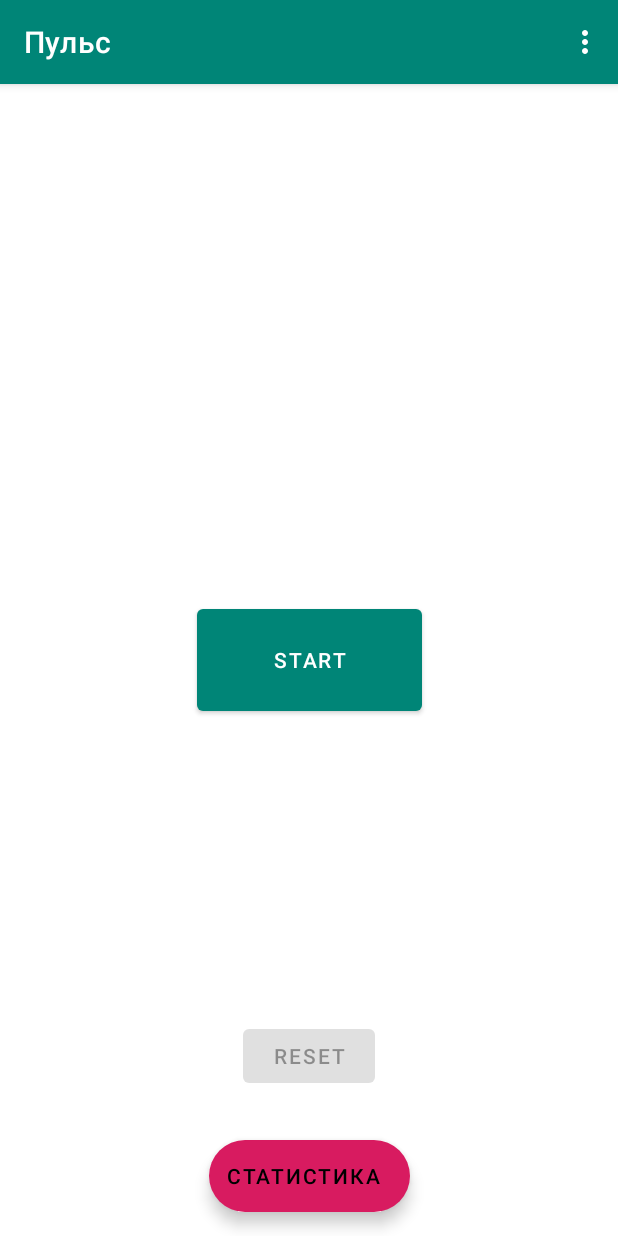
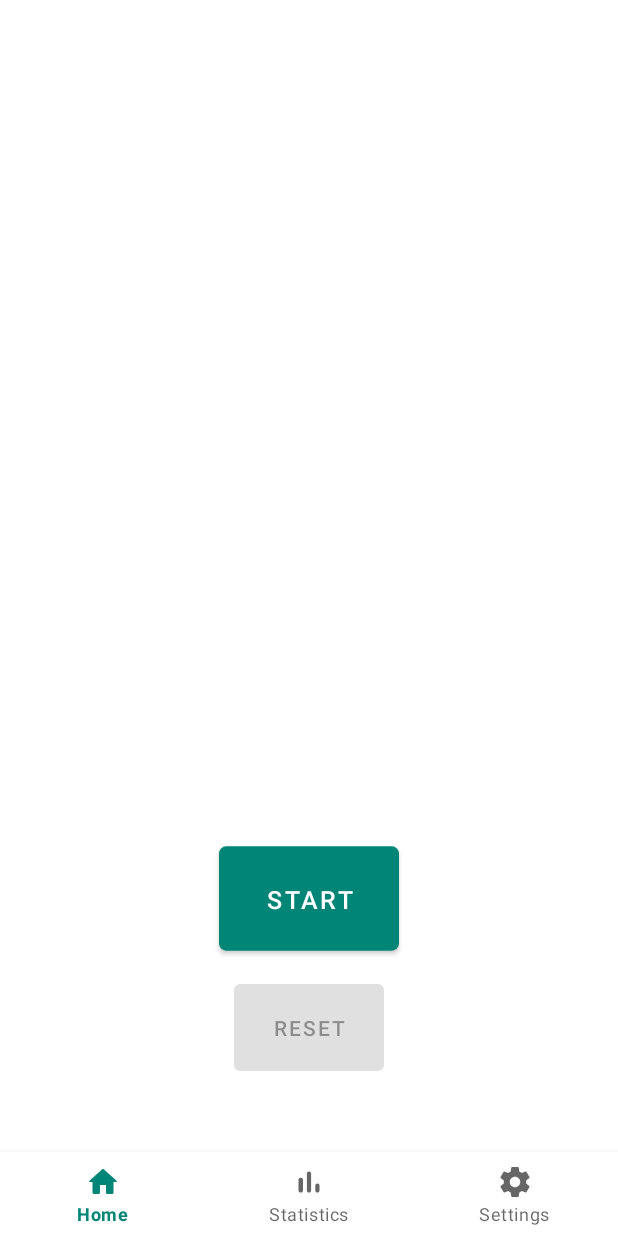
Before and after one commit to jonlik2/MorningHeartRate, an Android app: the screen it shows after launch (MainActivity), on a phone screen of 412 x 824 dp. Run offline under Robolectric (Android 15) with nearby library versions, the light colour scheme and no system bars; our stand-ins replace Room's generated code, Timber, data binding; 1 statement that could not run was skipped.

Commit message:
Impl. bottom navigation

```diff
--- a/app/src/main/java/com/jonliapps/morningheartratemonitor/MainActivity.kt
+++ b/app/src/main/java/com/jonliapps/morningheartratemonitor/MainActivity.kt
@@ -1,51 +1,59 @@
 package com.jonliapps.morningheartratemonitor
 
 import android.os.Bundle
-import com.google.android.material.snackbar.Snackbar
+import android.os.Handler
+import android.view.View
+import android.widget.CursorAdapter
+import android.widget.Toast
 import androidx.appcompat.app.AppCompatActivity
-import android.view.Menu
-import android.view.MenuItem
-import androidx.appcompat.widget.Toolbar
 import androidx.navigation.NavController
 import androidx.navigation.findNavController
-import androidx.navigation.ui.setupWithNavController
-
-import kotlinx.android.synthetic.main.activity_main.*
+import com.google.android.material.bottomnavigation.BottomNavigationView
+import com.google.android.material.snackbar.Snackbar
 
 class MainActivity : AppCompatActivity() {
 
-    private lateinit var toolbar: Toolbar
     private lateinit var navController: NavController
+
+    private var pressedTime = 0L
 
     override fun onCreate(savedInstanceState: Bundle?) {
         super.onCreate(savedInstanceState)
         setContentView(R.layout.activity_main)
         navController = findNavController(R.id.nav_host_fragment)
-        configureToolbar()
+        configureBottomNavigation()
     }
 
-    override fun onCreateOptionsMenu(menu: Menu): Boolean {
-        menuInflater.inflate(R.menu.menu_main, menu)
-        return true
+    override fun onBackPressed() {
+        if (pressedTime + 2000 > System.currentTimeMillis()) {
+            super.onBackPressed()
+            finish()
+        } else {
+            /*val contextView = findViewById<View>(R.id.rootLayout)
+            Snackbar.make(contextView, "Press BACK again to exit", Snackbar.LENGTH_SHORT)*/
+            Toast.makeText(this, "Press BACK again to exit", Toast.LENGTH_SHORT).show()
+        }
+        pressedTime = System.currentTimeMillis()
     }
 
-    override fun onOptionsItemSelected(item: MenuItem): Boolean {
-        return when (item.itemId) {
-            R.id.action_settings -> {
-                navController.navigate(R.id.settingsFragment)
-                true
+    private fun configureBottomNavigation() {
+        val bottomNavigationView = findViewById<BottomNavigationView>(R.id.bottom_navigation)
+        bottomNavigationView.setOnNavigationItemSelectedListener { item ->
+            when (item.itemId) {
+                R.id.bottom_home -> {
+                    navController.navigate(R.id.mainFragment)
+                    true
+                }
+                R.id.bottom_stat -> {
+                    navController.navigate(R.id.statisticsFragment)
+                    true
+                }
+                R.id.bottom_settings -> {
+                    navController.navigate(R.id.settingsFragment)
+                    true
+                }
+                else -> false
             }
-            else -> super.onOptionsItemSelected(item)
         }
     }
-
-    override fun onSupportNavigateUp(): Boolean {
-        return super.onSupportNavigateUp()
-    }
-
-    private fun configureToolbar() {
-        toolbar = findViewById(R.id.toolbar)
-        setSupportActionBar(toolbar)
-        toolbar.setupWithNavController(navController)
-    }
 }
--- a/app/src/main/java/com/jonliapps/morningheartratemonitor/MainFragment.kt
+++ b/app/src/main/java/com/jonliapps/morningheartratemonitor/MainFragment.kt
@@ -9,7 +9,6 @@ import android.view.View
 import android.view.ViewGroup
 import androidx.databinding.DataBindingUtil
 import androidx.fragment.app.Fragment
-import androidx.lifecycle.Observer
 import androidx.navigation.fragment.findNavController
 import androidx.preference.PreferenceManager
 import com.jonliapps.morningheartratemonitor.databinding.FragmentMainBinding
@@ -34,7 +33,6 @@ class MainFragment : Fragment(), SharedPreferences.OnSharedPreferenceChangeListe
 
         configureBinding(inflater, container)
         configureMediaPlayer()
-        configureFab()
         configureButtons()
         observeWorkState()
 
@@ -60,12 +58,6 @@ class MainFragment : Fragment(), SharedPreferences.OnSharedPreferenceChangeListe
         binding = DataBindingUtil.inflate(inflater, R.layout.fragment_main, container, false)
         binding.viewModel = mainViewModel
         binding.lifecycleOwner = this
-    }
-
-    private fun configureFab() {
-        binding.fabStatistics.setOnClickListener {
-            findNavController().navigate(R.id.statisticsFragment)
-        }
     }
 
     private fun configureButtons() {
--- /dev/null
+++ b/app/src/main/res/drawable/ic_round_bar_chart_24.xml
@@ -0,0 +1,10 @@
+<vector xmlns:android="http://schemas.android.com/apk/res/android"
+    android:width="24dp"
+    android:height="24dp"
+    android:viewportWidth="24"
+    android:viewportHeight="24"
+    android:tint="?attr/colorControlNormal">
+  <path
+      android:fillColor="@android:color/white"
+      android:pathData="M6.4,9.2h0.2c0.77,0 1.4,0.63 1.4,1.4v7c0,0.77 -0.63,1.4 -1.4,1.4h-0.2c-0.77,0 -1.4,-0.63 -1.4,-1.4v-7c0,-0.77 0.63,-1.4 1.4,-1.4zM12,5c0.77,0 1.4,0.63 1.4,1.4v11.2c0,0.77 -0.63,1.4 -1.4,1.4 -0.77,0 -1.4,-0.63 -1.4,-1.4L10.6,6.4c0,-0.77 0.63,-1.4 1.4,-1.4zM17.6,13c0.77,0 1.4,0.63 1.4,1.4v3.2c0,0.77 -0.63,1.4 -1.4,1.4 -0.77,0 -1.4,-0.63 -1.4,-1.4v-3.2c0,-0.77 0.63,-1.4 1.4,-1.4z"/>
+</vector>
--- /dev/null
+++ b/app/src/main/res/drawable/ic_round_home_24.xml
@@ -0,0 +1,10 @@
+<vector xmlns:android="http://schemas.android.com/apk/res/android"
+    android:width="24dp"
+    android:height="24dp"
+    android:viewportWidth="24"
+    android:viewportHeight="24"
+    android:tint="?attr/colorControlNormal">
+  <path
+      android:fillColor="@android:color/white"
+      android:pathData="M10,19v-5h4v5c0,0.55 0.45,1 1,1h3c0.55,0 1,-0.45 1,-1v-7h1.7c0.46,0 0.68,-0.57 0.33,-0.87L12.67,3.6c-0.38,-0.34 -0.96,-0.34 -1.34,0l-8.36,7.53c-0.34,0.3 -0.13,0.87 0.33,0.87H5v7c0,0.55 0.45,1 1,1h3c0.55,0 1,-0.45 1,-1z"/>
+</vector>
--- /dev/null
+++ b/app/src/main/res/drawable/ic_round_settings_24.xml
@@ -0,0 +1,10 @@
+<vector xmlns:android="http://schemas.android.com/apk/res/android"
+    android:width="24dp"
+    android:height="24dp"
+    android:viewportWidth="24"
+    android:viewportHeight="24"
+    android:tint="?attr/colorControlNormal">
+  <path
+      android:fillColor="@android:color/white"
+      android:pathData="M19.43,12.98c0.04,-0.32 0.07,-0.64 0.07,-0.98s-0.03,-0.66 -0.07,-0.98l2.11,-1.65c0.19,-0.15 0.24,-0.42 0.12,-0.64l-2,-3.46c-0.12,-0.22 -0.39,-0.3 -0.61,-0.22l-2.49,1c-0.52,-0.4 -1.08,-0.73 -1.69,-0.98l-0.38,-2.65C14.46,2.18 14.25,2 14,2h-4c-0.25,0 -0.46,0.18 -0.49,0.42l-0.38,2.65c-0.61,0.25 -1.17,0.59 -1.69,0.98l-2.49,-1c-0.23,-0.09 -0.49,0 -0.61,0.22l-2,3.46c-0.13,0.22 -0.07,0.49 0.12,0.64l2.11,1.65c-0.04,0.32 -0.07,0.65 -0.07,0.98s0.03,0.66 0.07,0.98l-2.11,1.65c-0.19,0.15 -0.24,0.42 -0.12,0.64l2,3.46c0.12,0.22 0.39,0.3 0.61,0.22l2.49,-1c0.52,0.4 1.08,0.73 1.69,0.98l0.38,2.65c0.03,0.24 0.24,0.42 0.49,0.42h4c0.25,0 0.46,-0.18 0.49,-0.42l0.38,-2.65c0.61,-0.25 1.17,-0.59 1.69,-0.98l2.49,1c0.23,0.09 0.49,0 0.61,-0.22l2,-3.46c0.12,-0.22 0.07,-0.49 -0.12,-0.64l-2.11,-1.65zM12,15.5c-1.93,0 -3.5,-1.57 -3.5,-3.5s1.57,-3.5 3.5,-3.5 3.5,1.57 3.5,3.5 -1.57,3.5 -3.5,3.5z"/>
+</vector>
--- a/app/src/main/res/layout/activity_main.xml
+++ b/app/src/main/res/layout/activity_main.xml
@@ -1,26 +1,30 @@
 <?xml version="1.0" encoding="utf-8"?>
-<androidx.coordinatorlayout.widget.CoordinatorLayout xmlns:android="http://schemas.android.com/apk/res/android"
+<androidx.constraintlayout.widget.ConstraintLayout
+    xmlns:android="http://schemas.android.com/apk/res/android"
     xmlns:app="http://schemas.android.com/apk/res-auto"
     xmlns:tools="http://schemas.android.com/tools"
+    android:id="@+id/rootLayout"
     android:layout_width="match_parent"
     android:layout_height="match_parent"
     tools:context=".MainActivity">
 
-    <com.google.android.material.appbar.AppBarLayout
-        android:layout_width="match_parent"
+    <include
+        android:id="@+id/include"
+        layout="@layout/content_main"
+        android:layout_width="0dp"
+        android:layout_height="0dp"
+        app:layout_constraintBottom_toTopOf="@id/bottom_navigation"
+        app:layout_constraintEnd_toEndOf="parent"
+        app:layout_constraintStart_toStartOf="parent"
+        app:layout_constraintTop_toTopOf="parent" />
+
+    <com.google.android.material.bottomnavigation.BottomNavigationView
+        android:id="@+id/bottom_navigation"
+        android:layout_width="wrap_content"
         android:layout_height="wrap_content"
-        android:theme="@style/AppTheme.AppBarOverlay">
+        app:layout_constraintBottom_toBottomOf="parent"
+        app:layout_constraintEnd_toEndOf="parent"
+        app:layout_constraintStart_toStartOf="parent"
+        app:menu="@menu/bottom_menu" />
 
-        <androidx.appcompat.widget.Toolbar
-            android:id="@+id/toolbar"
-            android:layout_width="match_parent"
-            android:layout_height="?attr/actionBarSize"
-            android:background="?attr/colorPrimary"
-            app:title="Main"
-            app:popupTheme="@style/AppTheme.PopupOverlay" />
-
-    </com.google.android.material.appbar.AppBarLayout>
-
-    <include layout="@layout/content_main" />
-
-</androidx.coordinatorlayout.widget.CoordinatorLayout>
+</androidx.constraintlayout.widget.ConstraintLayout>
--- a/app/src/main/res/layout/content_main.xml
+++ b/app/src/main/res/layout/content_main.xml
@@ -1,5 +1,6 @@
 <?xml version="1.0" encoding="utf-8"?>
-<androidx.constraintlayout.widget.ConstraintLayout xmlns:android="http://schemas.android.com/apk/res/android"
+<androidx.constraintlayout.widget.ConstraintLayout
+    xmlns:android="http://schemas.android.com/apk/res/android"
     xmlns:app="http://schemas.android.com/apk/res-auto"
     xmlns:tools="http://schemas.android.com/tools"
     android:layout_width="match_parent"
--- a/app/src/main/res/layout/fragment_main.xml
+++ b/app/src/main/res/layout/fragment_main.xml
@@ -17,24 +17,12 @@
         app:layoutDescription="@xml/fragment_main_scene"
         tools:context=".MainFragment">
 
-        <com.google.android.material.floatingactionbutton.ExtendedFloatingActionButton
-            android:id="@+id/fab_statistics"
-            android:layout_width="wrap_content"
-            android:layout_height="wrap_content"
-            android:layout_marginBottom="16dp"
-            android:contentDescription="@string/statistics"
-            android:text="@string/statistics"
-            app:backgroundTint="@color/colorAccent"
-            app:layout_constraintBottom_toBottomOf="parent"
-            app:layout_constraintEnd_toEndOf="parent"
-            app:layout_constraintStart_toStartOf="parent" />
-
         <Button
             android:id="@+id/btn_start"
             android:layout_width="200dp"
             android:layout_height="80dp"
+            android:enabled="@{viewModel.state.equals(WorkState.START)}"
             android:text="@string/start"
-            android:enabled="@{viewModel.state.equals(WorkState.START)}"
             app:layout_constraintBottom_toBottomOf="parent"
             app:layout_constraintEnd_toEndOf="parent"
             app:layout_constraintStart_toStartOf="parent"
@@ -44,11 +32,13 @@
             android:id="@+id/tv_time"
             android:layout_width="wrap_content"
             android:layout_height="wrap_content"
+            android:layout_marginTop="160dp"
             android:text="@{viewModel.currentTimeString}"
-            android:textSize="44sp"
-            app:layout_constraintBottom_toTopOf="@id/btn_start"
+            android:textSize="64sp"
             app:layout_constraintEnd_toEndOf="parent"
-            app:layout_constraintStart_toStartOf="parent" />
+            app:layout_constraintHorizontal_bias="0.5"
+            app:layout_constraintStart_toStartOf="parent"
+            app:layout_constraintTop_toTopOf="parent" />
 
         <Button
             android:id="@+id/btn_reset"
--- /dev/null
+++ b/app/src/main/res/menu/bottom_menu.xml
@@ -0,0 +1,18 @@
+<?xml version="1.0" encoding="utf-8"?>
+<menu xmlns:android="http://schemas.android.com/apk/res/android">
+    <item
+        android:id="@+id/bottom_home"
+        android:enabled="true"
+        android:icon="@drawable/ic_round_home_24"
+        android:title="Home" />
+    <item
+        android:id="@+id/bottom_stat"
+        android:enabled="true"
+        android:icon="@drawable/ic_round_bar_chart_24"
+        android:title="Statistics" />
+    <item
+        android:id="@+id/bottom_settings"
+        android:enabled="true"
+        android:icon="@drawable/ic_round_settings_24"
+        android:title="Settings" />
+</menu>
--- a/app/src/main/res/mipmap-anydpi-v26/ic_launcher_round.xml
+++ b/app/src/main/res/mipmap-anydpi-v26/ic_launcher_round.xml
@@ -1,5 +1,5 @@
 <?xml version="1.0" encoding="utf-8"?>
 <adaptive-icon xmlns:android="http://schemas.android.com/apk/res/android">
     <background android:drawable="@drawable/ic_launcher_background" />
-    <foreground android:drawable="@drawable/ic_launcher_foreground" />
+    <foreground android:drawable="@drawable/ic_launcher_background" />
 </adaptive-icon>
--- a/app/src/main/res/xml/fragment_main_scene.xml
+++ b/app/src/main/res/xml/fragment_main_scene.xml
@@ -6,7 +6,7 @@
     <Transition
         motion:constraintSetEnd="@+id/end"
         motion:constraintSetStart="@id/start"
-        motion:duration="1000"
+        motion:duration="300"
         motion:autoTransition="none"
         motion:motionInterpolator="easeOut">
        <KeyFrameSet>
@@ -16,14 +16,14 @@
     <ConstraintSet android:id="@+id/start">
         <Constraint
             android:id="@+id/btn_start"
-            android:layout_width="150dp"
-            android:layout_height="80dp"
-            android:scaleX="1.0"
-            android:scaleY="1.0"
-            motion:layout_constraintBottom_toBottomOf="parent"
+            android:layout_width="100dp"
+            android:layout_height="70dp"
+            android:scaleX="1.2"
+            android:scaleY="1.2"
             motion:layout_constraintEnd_toEndOf="parent"
             motion:layout_constraintStart_toStartOf="parent"
-            motion:layout_constraintTop_toTopOf="parent">
+            motion:layout_constraintBottom_toTopOf="@+id/btn_reset"
+            android:layout_marginBottom="16dp">
         </Constraint>
         <Constraint
             android:id="@+id/tv_time"
@@ -34,30 +34,32 @@
             android:scaleY="1.0"
             motion:layout_constraintEnd_toEndOf="parent"
             motion:layout_constraintStart_toStartOf="parent"
-            motion:layout_constraintBottom_toTopOf="@+id/btn_start"
-            android:layout_marginBottom="4dp">
+            motion:layout_constraintTop_toTopOf="parent"
+            android:layout_marginTop="140dp">
         </Constraint>
         <Constraint
             android:id="@+id/btn_reset"
-            android:layout_height="wrap_content"
-            android:layout_width="wrap_content"
+            android:layout_width="100dp"
+            android:layout_height="70dp"
             android:scaleX="1.0"
             android:scaleY="1.0"
             motion:layout_constraintStart_toStartOf="parent"
             motion:layout_constraintEnd_toEndOf="parent"
-            motion:layout_constraintBottom_toTopOf="@+id/fab_statistics"
-            android:layout_marginBottom="32dp"/>
+            motion:layout_constraintBottom_toBottomOf="parent"
+            android:layout_marginBottom="48dp" />
     </ConstraintSet>
 
     <ConstraintSet android:id="@+id/end">
         <Constraint
             android:id="@+id/btn_start"
-            android:layout_width="150dp"
-            android:layout_height="80dp"
-            motion:layout_constraintBottom_toBottomOf="parent"
+            android:layout_width="100dp"
+            android:layout_height="70dp"
+            android:scaleX="1.0"
+            android:scaleY="1.0"
+            motion:layout_constraintBottom_toTopOf="@id/btn_reset"
             motion:layout_constraintEnd_toEndOf="parent"
             motion:layout_constraintStart_toStartOf="parent"
-            motion:layout_constraintTop_toTopOf="parent">
+            android:layout_marginBottom="16dp">
         </Constraint>
         <Constraint
             android:id="@+id/tv_time"
@@ -67,12 +69,14 @@
             android:scaleX="1.2"
             android:scaleY="1.2"
             motion:layout_constraintEnd_toEndOf="parent"
-            motion:layout_constraintStart_toStartOf="parent">
+            motion:layout_constraintStart_toStartOf="parent"
+            motion:layout_constraintTop_toTopOf="parent"
+            android:layout_marginTop="140dp">
         </Constraint>
         <Constraint
             android:id="@+id/btn_reset"
-            android:layout_height="wrap_content"
-            android:layout_width="wrap_content"
+            android:layout_width="100dp"
+            android:layout_height="70dp"
             android:scaleX="1.2"
             android:scaleY="1.2"
             motion:layout_constraintStart_toStartOf="parent"
```
Also changed, not shown: app/src/main/res/drawable/ic_launcher_foreground.xml (line endings or trailing spaces).
